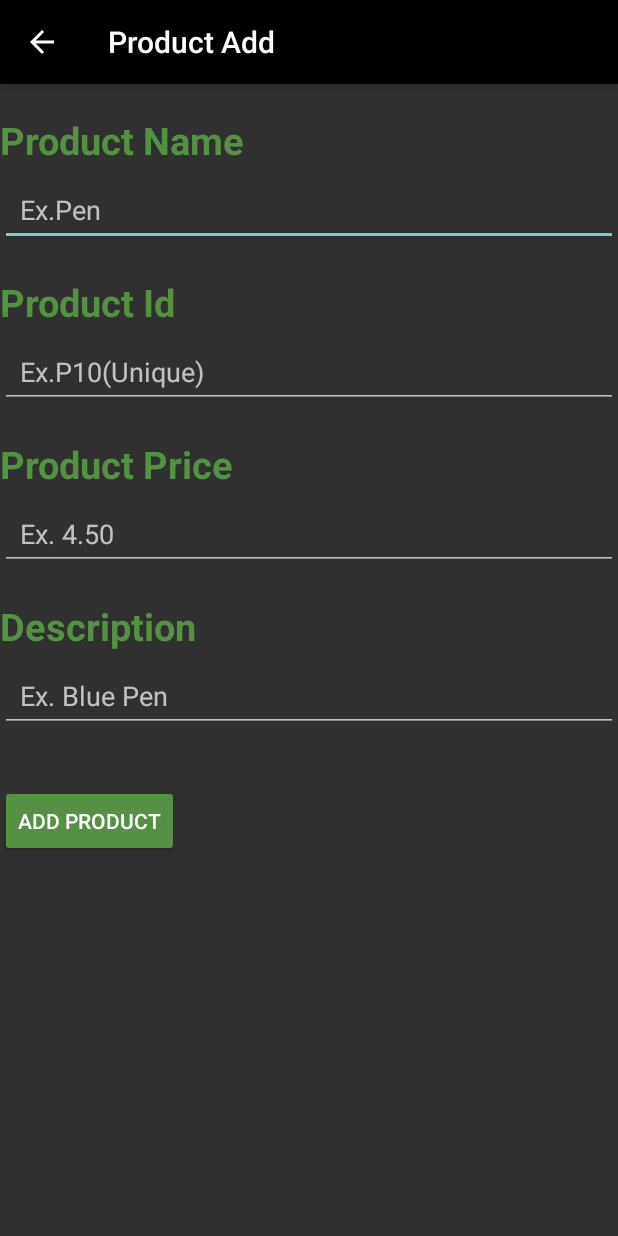
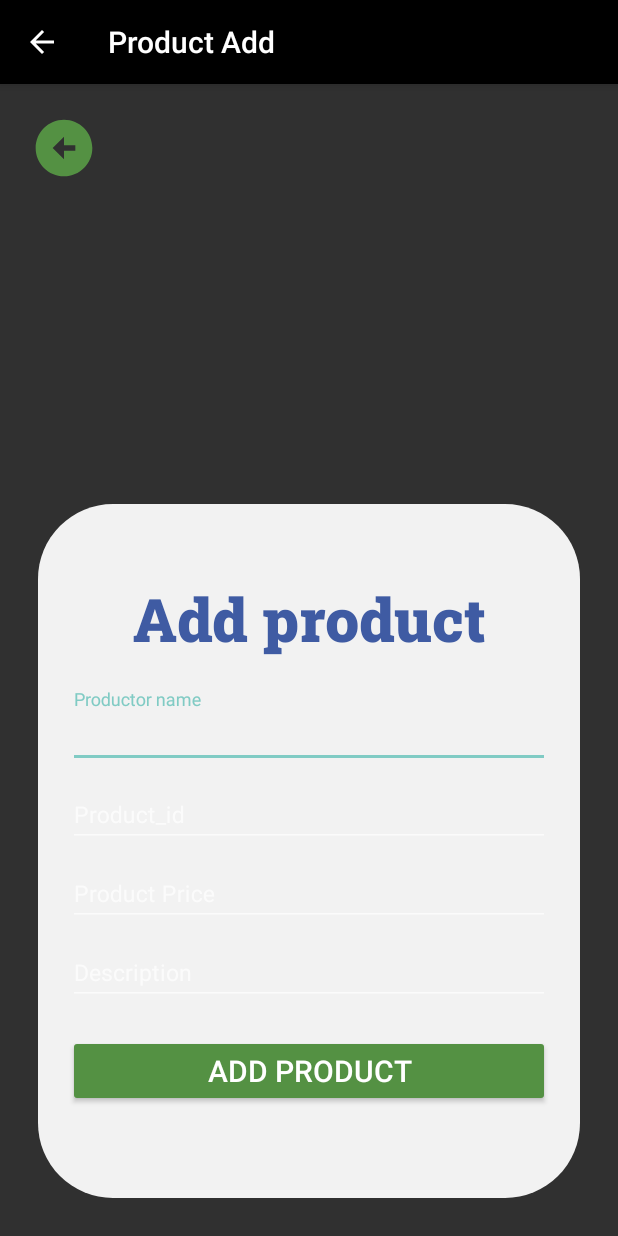
Before and after one commit to akstDonda/inventory-management, an Android app: the AddProductsDetaileAdd screen opened directly, with no data from a screen before it, on a phone screen of 412 x 824 dp. Run offline under Robolectric (Android 15) with nearby library versions, the light colour scheme and no system bars.

Commit message:
product table change

```diff
--- a/app/src/main/res/layout/activity_add_products_detaile_add.xml
+++ b/app/src/main/res/layout/activity_add_products_detaile_add.xml
@@ -1,104 +1,99 @@
 <?xml version="1.0" encoding="utf-8"?>
 <RelativeLayout xmlns:android="http://schemas.android.com/apk/res/android"
-    xmlns:app="http://schemas.android.com/apk/res-auto"
     xmlns:tools="http://schemas.android.com/tools"
     android:layout_width="match_parent"
-    android:layout_height="match_parent"
-    tools:context=".admin.AddProductsDetaileAdd">
+    android:layout_height="match_parent">
 
-    <TextView
-        android:id="@+id/txt_productadd_productName"
+    <ImageButton
+        android:id="@+id/reg_back_btn"
         android:layout_width="wrap_content"
         android:layout_height="wrap_content"
-        android:text="Product Name"
+        android:layout_marginStart="20dp"
         android:layout_marginTop="20dp"
-        android:textStyle="bold"
-        android:textColor="@color/sec"
-        android:textSize="25dp"
-        />
+        android:background="@drawable/baseline_arrow_back_24"
+        tools:ignore="ContentDescription,SpeakableTextPresentCheck,TouchTargetSizeCheck" />
 
-    <EditText
-        android:id="@+id/edt_productadd_productName"
-        android:layout_width="match_parent"
-        android:layout_height="wrap_content"
-        android:layout_below="@id/txt_productadd_productName"
-        android:layout_marginTop="5dp"
-        android:hint="  Ex.Pen"
-        android:minHeight="48dp" />
+    <LinearLayout
+        style="@style/formBackground">
+        <TextView
+            style="@style/formTitle"
+            android:text="Add product"
+            tools:ignore="HardcodedText" />
+        <com.google.android.material.textfield.TextInputLayout
+            android:id="@+id/product_name"
+            style="@style/primaryTextInputLayout"
+            android:hint="Productor name"
+            tools:ignore="HardcodedText">
+            <com.google.android.material.textfield.TextInputEditText
+                style="@style/primaryTextInputEditText"
 
-    <TextView
-        android:id="@+id/txt_productadd_productId"
-        android:layout_below="@+id/edt_productadd_productName"
-        android:layout_width="wrap_content"
-        android:layout_height="wrap_content"
-        android:text="Product Id"
-        android:layout_marginTop="20dp"
-        android:textStyle="bold"
-        android:textColor="@color/sec"
-        android:textSize="25dp"
-        />
+                android:inputType="text"
+                tools:ignore="TextSizeCheck,TextContrastCheck,VisualLintTextFieldSize" />
 
-    <EditText
-        android:id="@+id/edt_productadd_productId"
-        android:layout_width="match_parent"
-        android:layout_height="wrap_content"
-        android:layout_below="@id/txt_productadd_productId"
-        android:layout_marginTop="5dp"
-        android:hint="  Ex.P10(Unique)"
-        android:minHeight="48dp" />
+        </com.google.android.material.textfield.TextInputLayout>
 
-    <TextView
-        android:id="@+id/txt_productadd_producrate"
-        android:layout_width="wrap_content"
-        android:layout_height="wrap_content"
-        android:layout_below="@id/edt_productadd_productId"
-        android:text="Product Price"
-        android:layout_marginTop="20dp"
-        android:textStyle="bold"
-        android:textColor="@color/sec"
-        android:textSize="25dp"
-        />
+        <com.google.android.material.textfield.TextInputLayout
+            android:id="@+id/product_id"
+            style="@style/primaryTextInputLayout"
+            android:hint="Product_id"
+            tools:ignore="HardcodedText">
 
-    <EditText
-        android:id="@+id/edt_productadd_productrate"
-        android:layout_width="match_parent"
-        android:layout_height="wrap_content"
-        android:layout_below="@id/txt_productadd_producrate"
-        android:layout_marginTop="5dp"
-        android:hint="  Ex. 4.50"
-        android:minHeight="48dp" />
+            <com.google.android.material.textfield.TextInputEditText
+                style="@style/primaryTextInputEditText"
+                android:inputType="number"
+                tools:ignore="TextSizeCheck,TextContrastCheck,VisualLintTextFieldSize" />
 
-    <TextView
-        android:id="@+id/txt_productadd_producdec"
-        android:layout_width="wrap_content"
-        android:layout_height="wrap_content"
-        android:layout_below="@id/edt_productadd_productrate"
-        android:text="Description"
-        android:layout_marginTop="20dp"
-        android:textStyle="bold"
-        android:textColor="@color/sec"
-        android:textSize="25dp"
-        />
+        </com.google.android.material.textfield.TextInputLayout>
+        <com.google.android.material.textfield.TextInputLayout
+            android:id="@+id/product_price"
+            style="@style/primaryTextInputLayout"
+            android:hint="Product Price"
+            tools:ignore="HardcodedText">
 
-    <EditText
-        android:id="@+id/edt_productadd_productdec"
-        android:layout_width="match_parent"
-        android:layout_height="wrap_content"
-        android:layout_below="@id/txt_productadd_producdec"
-        android:layout_marginTop="5dp"
-        android:hint="  Ex. Blue Pen"
-        android:minHeight="48dp" />
+            <com.google.android.material.textfield.TextInputEditText
+                style="@style/primaryTextInputEditText"
+                android:inputType="number"
+                tools:ignore="TextSizeCheck,TextContrastCheck,VisualLintTextFieldSize" />
 
-    <Button
-        android:id="@+id/btn_product_submit"
-        android:layout_width="wrap_content"
-        android:layout_height="wrap_content"
-        android:layout_below="@+id/edt_productadd_productdec"
-        android:layout_marginTop="35dp"
-        android:backgroundTint="@color/sec"
-        android:text="Add Product"
-        />
+        </com.google.android.material.textfield.TextInputLayout>
+
+        <com.google.android.material.textfield.TextInputLayout
+            android:id="@+id/product_desc"
+            style="@style/primaryTextInputLayout"
+            android:hint="Description"
+            tools:ignore="HardcodedText">
+
+            <com.google.android.material.textfield.TextInputEditText
+                style="@style/primaryTextInputEditText"
+                android:inputType="number"
+                android:maxLength="10"
+                tools:ignore="TextSizeCheck,TextContrastCheck,VisualLintTextFieldSize" />
+
+        </com.google.android.material.textfield.TextInputLayout>
 
 
+        <RelativeLayout
+            android:layout_width="match_parent"
+            android:layout_height="wrap_content">
+
+            <Button
+                android:id="@+id/btn_productadd"
+                style="@style/formBtn"
+                android:minHeight="48dp"
+                android:text="Add product"
+                tools:ignore="HardcodedText,VisualLintButtonSize,TouchTargetSizeCheck" />
+
+
+            <ProgressBar
+                android:id="@+id/rProgressBar"
+                android:layout_width="40dp"
+                android:layout_height="40dp"
+                android:layout_marginTop="30dp"
+                android:layout_marginStart="130dp"
+                android:visibility="gone"
+                android:progressTint="@color/sec" />
+
+        </RelativeLayout>
+    </LinearLayout>
 
 </RelativeLayout>
--- a/build.gradle
+++ b/build.gradle
@@ -4,6 +4,6 @@ buildscript {
     }
 }// Top-level build file where you can add configuration options common to all sub-projects/modules.
 plugins {
-    id 'com.android.application' version '8.1.0' apply false
+    id 'com.android.application' version '8.1.1' apply false
     id 'com.google.gms.google-services' version '4.3.15' apply false
 }
```
